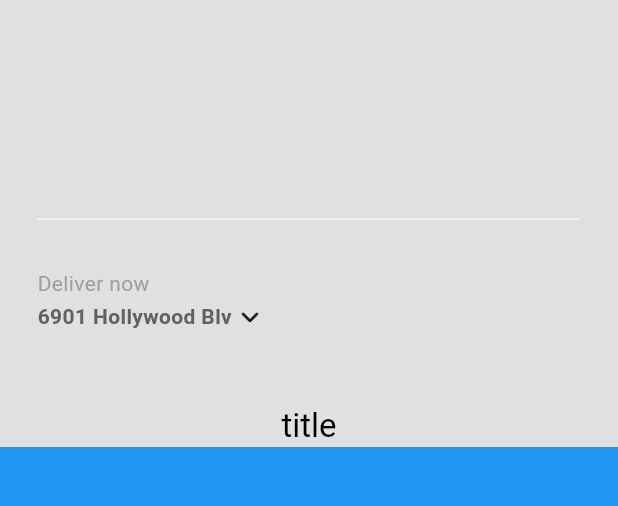
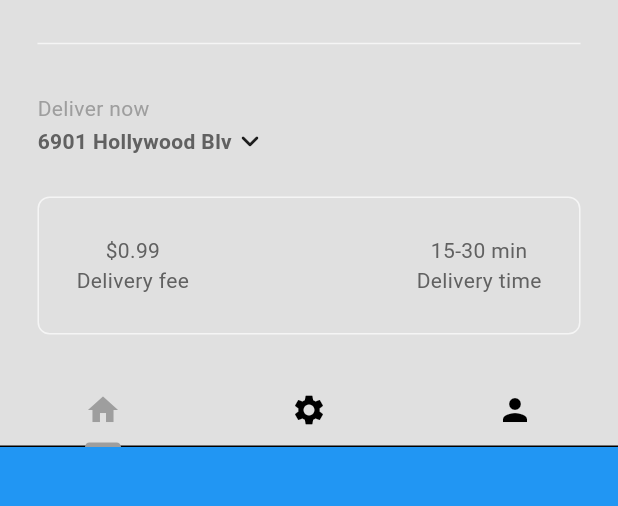
Before and after one commit to Harshana6144/computer_shop_Management_app, a Flutter app: the HomePage screen opened directly, on a phone screen of 412 x 824 dp, the part 63-569 px from its top. Run offline on Flutter 3.47's test engine with Material 3 defaults, Android fonts, the phone set to English and light mode, and no system bars.

Commit message:
created my_tab_bar , my_description_box & do modification for home page
created description box and save and cancel button.
and icons for tab bar

```diff
--- a/lib/components/my_current_location.dart
+++ b/lib/components/my_current_location.dart
@@ -9,13 +9,19 @@ class MyCurrentLocation extends StatelessWidget {
     context: context,
      builder: (context)=>AlertDialog(
           title:const Text("Your Location"),
-          content: const TextField(decoration:const InputDecoration(hintText: "Search address.."),
+          content: const TextField(
+            decoration: InputDecoration(hintText: "Search address.."),
           ),
           actions: [
             //cancal button
-
+              MaterialButton(onPressed: () => Navigator.pop(context),
+              child: const Text('Cancel'),
+              ),
 
             //save button
+             MaterialButton(onPressed: () => Navigator.pop(context),
+              child: const Text('Save'),
+              ),
           ],
        ),
      );
--- /dev/null
+++ b/lib/components/my_description_box.dart
@@ -0,0 +1,54 @@
+import 'package:flutter/material.dart';
+
+class MyDescriptionBox extends StatelessWidget {
+  const MyDescriptionBox({super.key});
+
+  @override
+  Widget build(BuildContext context) {
+
+    //textstyle
+    var myPrimaryTextStyle = TextStyle(
+      color: Theme.of(context).colorScheme.inversePrimary);
+
+    var mySecondaryTextStyle = TextStyle(
+      color: Theme.of(context).colorScheme.inversePrimary);
+
+
+    return Container(
+      decoration: BoxDecoration(
+        border:Border.all(color: Theme.of(context).colorScheme.secondary),
+        borderRadius: BorderRadius.circular(8),
+      ),
+      padding: const EdgeInsets.all(25),
+      margin: const EdgeInsets.only(left:25,right: 25,bottom: 25),
+      child:Row(
+        mainAxisAlignment: MainAxisAlignment.spaceBetween,
+        children: [
+          //delivery fee
+            Column(
+              children: [
+                Text(
+                  '\$0.99',
+                style: myPrimaryTextStyle,),
+                Text(
+                  'Delivery fee',
+                style: mySecondaryTextStyle),
+              ],
+            ),
+
+          //delivery time
+          Column(
+              children: [
+                Text(
+                  '15-30 min',
+                  style: mySecondaryTextStyle),
+                Text(
+                  'Delivery time',
+                  style: mySecondaryTextStyle),
+              ],
+            ),
+        ],
+      ),
+    );
+  }
+}
--- /dev/null
+++ b/lib/components/my_tab_bar.dart
@@ -0,0 +1,37 @@
+import 'package:flutter/material.dart';
+
+class MyTabBar extends StatelessWidget {
+  final TabController tabController;
+
+  const MyTabBar({
+    super.key,
+    required this.tabController
+    });
+
+  @override
+  Widget build(BuildContext context) {
+    return Container(
+      child: TabBar(
+        controller: tabController,
+        tabs: [
+          //1st tab
+          Tab(
+            icon:Icon(Icons.home),
+        ),
+
+        //2nd tab
+           Tab(
+            icon:Icon(Icons.settings),
+        ),
+
+        //rd tab
+            Tab(
+            icon:Icon(Icons.person),
+        ),
+
+
+        ],
+      ),
+    );
+  }
+}
--- a/lib/pages/home_page.dart
+++ b/lib/pages/home_page.dart
@@ -1,7 +1,9 @@
 import 'package:flutter/material.dart';
 import 'package:food_dilivery_app/components/my_current_location.dart';
+import 'package:food_dilivery_app/components/my_description_box.dart';
 import 'package:food_dilivery_app/components/my_drawer.dart';
 import 'package:food_dilivery_app/components/my_silver_app_bar.dart';
+import 'package:food_dilivery_app/components/my_tab_bar.dart';
 
 class HomePage extends StatefulWidget {
   const HomePage({super.key});
@@ -10,7 +12,23 @@ class HomePage extends StatefulWidget {
   State<HomePage> createState() => _HomePageState();
 }
 
-class _HomePageState extends State<HomePage> {
+class _HomePageState extends State<HomePage> with SingleTickerProviderStateMixin {
+
+  //tab controller
+  late TabController _tabController;
+
+  @override
+  void initState() {
+    super.initState();
+    _tabController = TabController(length: 3, vsync: this);
+  }
+
+  @override
+  void dispose() {
+    _tabController.dispose();
+    super.dispose();
+  }
+
   @override
   Widget build(BuildContext context) {
     return Scaffold(
@@ -18,6 +36,7 @@ class _HomePageState extends State<HomePage> {
       body:NestedScrollView(
         headerSliverBuilder: (context,innerBoxIsScrolled) =>[
           MySliverAppBar(
+             title: MyTabBar(tabController: _tabController),
              child: Column(
               mainAxisAlignment: MainAxisAlignment.end,
               children: [
@@ -30,12 +49,12 @@ class _HomePageState extends State<HomePage> {
 
 
                // my current location
-              MyCurrentLocation()
+                const MyCurrentLocation(),
 
                //discrption box
+                const MyDescriptionBox(),
               ],
              ),
-             title: Text('title'),
           ),
         ],
         body:Container(color: Colors.blue),
```
